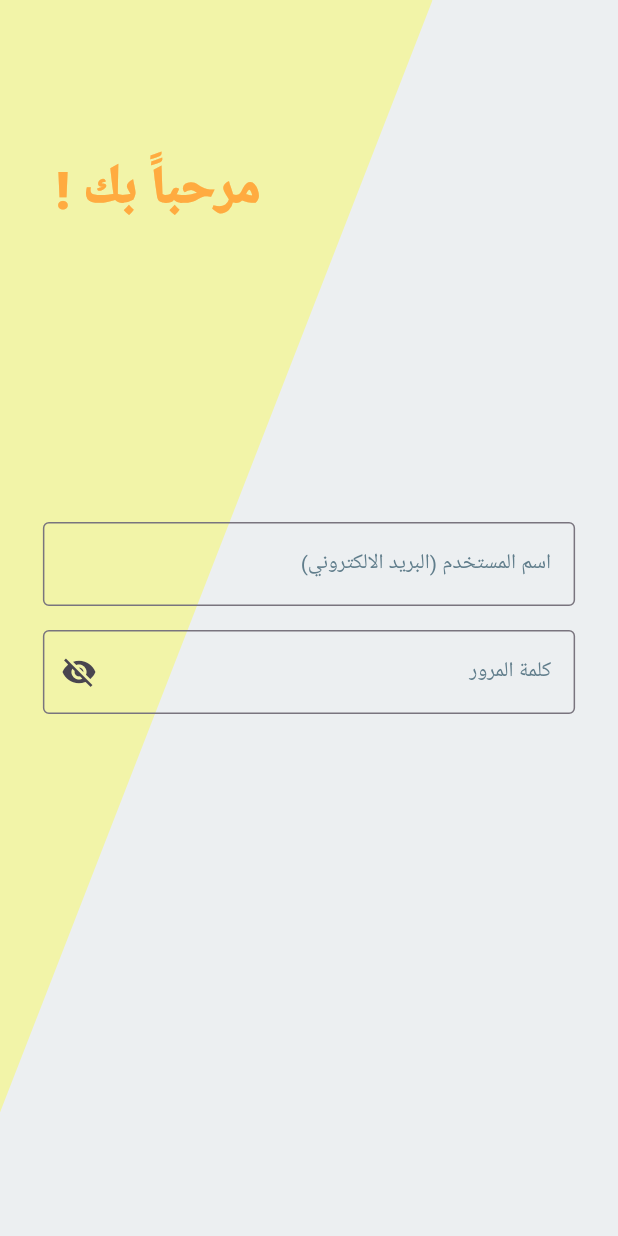
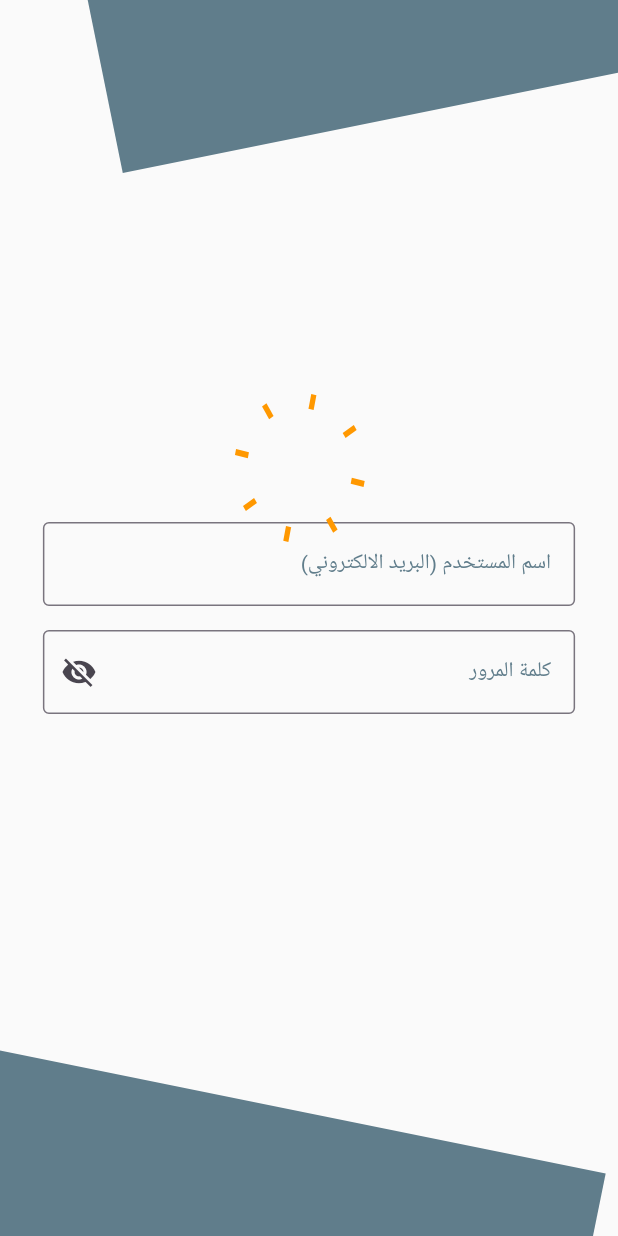
Before and after one commit to MouazAlhorani/SHAMS_APP_fe, a Flutter app: the screen it shows after launch, on a phone screen of 412 x 824 dp. Run offline on Flutter 3.47's test engine with Material 3 defaults, Android fonts, the phone set to English and light mode, and no system bars.

Commit message:
loginscript 03

```diff
--- a/lib/view/login_page.dart
+++ b/lib/view/login_page.dart
@@ -19,42 +19,8 @@ class LoginPage extends StatelessWidget {
         Container(
           width: screenWidth,
           height: screenHeight,
-          color: Colors.blueGrey[50],
+          color: Colors.grey[50],
         ),
-        Positioned(
-          left: 0,
-          child: TweenAnimationBuilder<double>(
-              tween: Tween<double>(begin: 0, end: 1),
-              duration: const Duration(seconds: 1),
-              curve: Curves.easeOut,
-              builder: (context, value, child) {
-                return ClipRect(
-                  child: Align(
-                    alignment: Alignment.topCenter,
-                    heightFactor: value,
-                    child: child,
-                  ),
-                );
-              },
-              child: ClipPath(
-                clipper: TriangleClipper(),
-                child: Container(
-                  width: screenWidth * 0.7,
-                  height: screenHeight * 0.9,
-                  color: Colors.yellowAccent.withOpacity(0.3),
-                ),
-              )),
-        ),
-        Positioned(
-            top: 100,
-            left: MediaQuery.of(context).size.width * 0.09,
-            child: Text(
-              "مرحباََ بك !",
-              style: TextStyle(
-                  fontSize: 35,
-                  fontWeight: FontWeight.w900,
-                  color: Colors.orangeAccent),
-            )),
         Center(
           child: SizedBox(
             width: MediaQuery.of(context).size.width > 500
@@ -79,7 +45,78 @@ class LoginPage extends StatelessWidget {
               ],
             ),
           ),
-        )
+        ),
+        Positioned(
+          top: 0,
+          left: 0,
+          child: TweenAnimationBuilder<double>(
+            tween: Tween<double>(begin: 0, end: 1),
+            duration: const Duration(seconds: 2),
+            curve: Curves.easeInOutCubicEmphasized,
+            builder: (context, value, child) {
+              return Transform(
+                alignment: Alignment.topLeft,
+                transform: Matrix4.identity()
+                  ..translate(0.0, -screenHeight * 0.35 * value)
+                  ..rotateZ(-0.2 * value),
+                child: Container(
+                  width: screenWidth,
+                  height: screenHeight * 0.5,
+                  color: Colors.blueGrey,
+                ),
+              );
+            },
+          ),
+        ),
+        Positioned(
+            bottom: 0,
+            right: 0,
+            child: TweenAnimationBuilder<double>(
+                tween: Tween<double>(begin: 0, end: 1),
+                duration: const Duration(seconds: 2),
+                curve: Curves.easeInOutCubicEmphasized,
+                builder: (context, value, child) {
+                  return Transform(
+                    alignment: Alignment.topLeft,
+                    transform: Matrix4.identity()
+                      ..translate(0.0, screenHeight * 0.35 * value)
+                      ..rotateZ(0.2 * value),
+                    child: Container(
+                      width: screenWidth,
+                      height: screenHeight * 0.5,
+                      color: Colors.blueGrey,
+                    ),
+                  );
+                })),
+        Positioned(
+          top: (screenHeight * 0.5) - 50,
+          left: (screenWidth * 0.5) - 50,
+          child: TweenAnimationBuilder<double>(
+            // المرحلة الأولى: الدوران
+            tween: Tween(begin: 0.0, end: 1.0),
+            duration: const Duration(seconds: 2),
+            curve: Curves.linear,
+            builder: (context, rotateValue, child) {
+              return TweenAnimationBuilder<double>(
+                // المرحلة الثانية: الحركة بعد الدوران
+                tween: Tween(begin: 0.0, end: 1.0),
+                duration: const Duration(seconds: 2),
+                curve: Curves.easeOut,
+                builder: (context, moveValue, child) {
+                  return Transform(
+                    transform: Matrix4.identity()
+                      ..translate(0.0, -100 * moveValue)
+                      ..rotateY(0.5),
+                    child: CustomPaint(
+                      size: const Size(100, 100),
+                      painter: SpinningCirclePainter(rotateValue),
+                    ),
+                  );
+                },
+              );
+            },
+          ),
+        ),
       ],
     );
   }
@@ -90,10 +127,9 @@ class TriangleClipper extends CustomClipper<Path> {
   Path getClip(Size size) {
     Path path = Path();
 
-    // نرسم 3 نقاط = مثلث
-    path.moveTo(0, 0); // فوق يسار
-    path.lineTo(size.width, 0); // فوق يمين
-    path.lineTo(0, size.height); // تحت يسار
+    path.moveTo(0, 0);
+    path.lineTo(size.width, 0);
+    path.lineTo(0, size.height);
 
     path.close();
     return path;
@@ -102,3 +138,36 @@ class TriangleClipper extends CustomClipper<Path> {
   @override
   bool shouldReclip(CustomClipper<Path> oldClipper) => false;
 }
+
+class SpinningCirclePainter extends CustomPainter {
+  final double rotation; // زاوية الدوران
+
+  SpinningCirclePainter(this.rotation);
+
+  @override
+  void paint(Canvas canvas, Size size) {
+    final paint = Paint()
+      ..color = Colors.orange
+      ..strokeWidth = 4
+      ..style = PaintingStyle.stroke;
+
+    final center = Offset(size.width / 2, size.height / 2);
+    final radius = size.width / 2;
+
+    for (int i = 0; i < 8; i++) {
+      double angle = (i * 2 * 3.1416 / 8) + rotation;
+      final start = Offset(
+        center.dx + radius * 0.8 * cos(angle),
+        center.dy + radius * 0.8 * sin(angle),
+      );
+      final end = Offset(
+        center.dx + radius * cos(angle),
+        center.dy + radius * sin(angle),
+      );
+      canvas.drawLine(start, end, paint);
+    }
+  }
+
+  @override
+  bool shouldRepaint(covariant SpinningCirclePainter oldDelegate) => true;
+}
```
